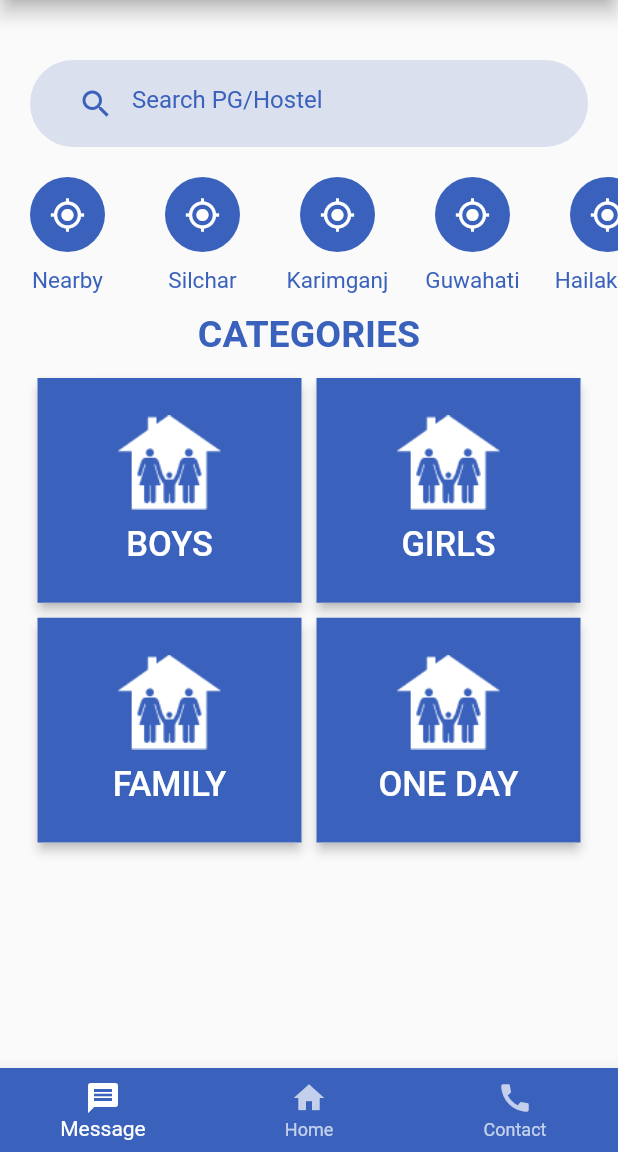
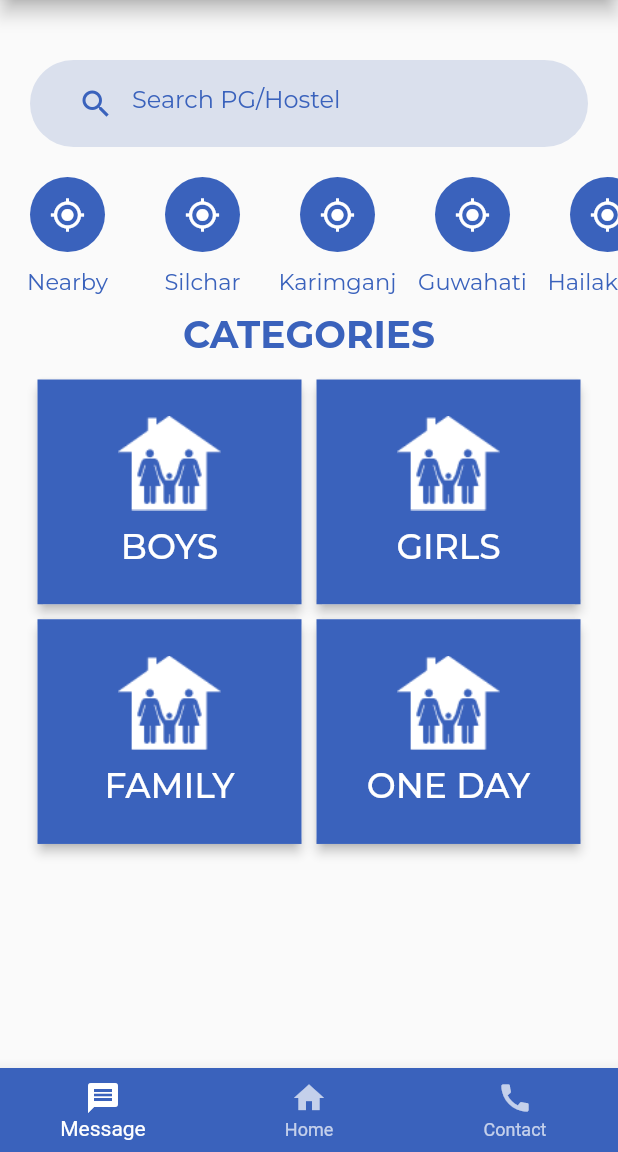
Before and after one commit to Minor-lazer/YOurHOme, a Flutter app: the screen it shows after launch, on a phone screen of 412 x 824 dp, the part 84-1236 px from its top. Run offline on Flutter 3.47's test engine with Material 2 defaults, Android fonts, the phone set to English and light mode, and no system bars; our stand-ins replace flutter_datetime_picker, font_awesome_flutter, google_fonts; missing offline and left inert: flutter_range_slider.

Commit message:
fixed fonts

```diff
--- a/lib/main.dart
+++ b/lib/main.dart
@@ -1,6 +1,7 @@
 import 'package:flutter/foundation.dart';
 import 'package:flutter/material.dart';
 import 'package:flutter/services.dart';
+import 'package:google_fonts/google_fonts.dart';
 // import 'package:yoho/screens/SearchScreen.dart';
 import './shared/dimensions.dart';
 import './shared/colors.dart';
@@ -118,7 +119,7 @@ Widget build(BuildContext context)
 
            ListTile(
            leading:IconButton(icon: Icon(Icons.account_circle,color:Primary,size:30.0), onPressed: null) ,
-           title: Text("My profile",style: TextStyle(color:Primary,fontSize: 20.0),),
+           title: Text("My profile",style: GoogleFonts.montserrat(color:Primary,fontSize: 20.0),),
 
             //Page routing
             onTap:(){
@@ -129,7 +130,7 @@ Widget build(BuildContext context)
           ),
            ListTile(
            leading:IconButton(icon: Icon(Icons.info,color:Primary,size:30.0), onPressed: null) ,
-           title: Text("About us",style: TextStyle(color:Primary,fontSize: 20.0),),
+           title: Text("About us",style: GoogleFonts.montserrat(color:Primary,fontSize: 20.0),),
 
             onTap:(){
                  Navigator.of(context).pop();
@@ -141,7 +142,7 @@ Widget build(BuildContext context)
 
            ListTile(
             leading:IconButton(icon: Icon(Icons.call,color:Primary,size:30.0), onPressed: null) ,
-           title: Text("Contact us",style: TextStyle(color:Primary,fontSize: 20.0),),
+           title: Text("Contact us",style: GoogleFonts.montserrat(color:Primary,fontSize: 20.0),),
 
             onTap:(){
                  Navigator.of(context).pop();
@@ -154,12 +155,12 @@ Widget build(BuildContext context)
 
            ListTile(
             leading:IconButton(icon: Icon(Icons.share,color:Primary,size:30.0), onPressed: null) ,
-           title: Text("Share",style: TextStyle(color:Primary,fontSize: 20.0),),
+           title: Text("Share",style: GoogleFonts.montserrat(color:Primary,fontSize: 20.0),),
           ),
 
           ListTile(
             leading:IconButton(icon: Icon(Icons.exit_to_app,color:Primary,size:30.0), onPressed: null) ,
-           title: Text("Sign out",style: TextStyle(color:Primary,fontSize: 20.0),
+           title: Text("Sign out",style: GoogleFonts.montserrat(color:Primary,fontSize: 20.0),
           ),
          ),
 
@@ -206,7 +207,7 @@ Widget build(BuildContext context)
                    Navigator.push(context, MaterialPageRoute(builder: (context)=>SearchScreen(value:search)));
                  },
                   autofocus: false,
-                  style:  TextStyle(color: Primary),
+                  style:  GoogleFonts.montserrat(color: Primary),
                    onChanged: (e)
                   {
 search=e;
@@ -228,7 +229,7 @@ search=e;
                   fillColor: Primary,
 
                   hintText:"Search PG/Hostel",
-                  hintStyle:TextStyle(color: Primary)
+                  hintStyle:GoogleFonts.montserrat(color: Primary)
                   ),
 
                 ),
@@ -270,7 +271,7 @@ Column(
 
  Padding(
    padding: const EdgeInsets.only(bottom:10.0),
-   child: Text("CATEGORIES",style: TextStyle(color:Primary,fontSize: 25,fontWeight: FontWeight.bold),),
+   child: Text("CATEGORIES",style: GoogleFonts.montserrat(color:Primary,fontSize: 25,fontWeight: FontWeight.bold),),
  ),
  // codes for cards(Boys PG,girls PG,Family PG and One time)
 Row(
--- a/lib/widgets/HostelCards.dart
+++ b/lib/widgets/HostelCards.dart
@@ -1,4 +1,5 @@
 import 'package:flutter/material.dart';
+import 'package:google_fonts/google_fonts.dart';
 import 'package:yoho/shared/dimensions.dart';
 import '../shared/colors.dart';
 class HostelCards extends StatelessWidget
@@ -25,7 +26,7 @@ mainAxisAlignment: MainAxisAlignment.center,
 
           Image.asset("assets/icons/$imgUrl",width:w(context)/6,fit:BoxFit.cover),
           SizedBox(height:10),
-       Text("$title",style: TextStyle(color:Colors.white,fontSize: fontSize,fontWeight: FontWeight.w500),),
+       Text("$title",style: GoogleFonts.montserrat(color:Colors.white,fontSize: fontSize,fontWeight: FontWeight.w500),),
         ],
       ),
     ),
--- a/lib/widgets/Location.dart
+++ b/lib/widgets/Location.dart
@@ -1,4 +1,5 @@
 import 'package:flutter/material.dart';
+import 'package:google_fonts/google_fonts.dart';
 import 'package:yoho/shared/dimensions.dart';
 import '../shared/colors.dart';
 class Location extends StatelessWidget
@@ -25,7 +26,7 @@ class Location extends StatelessWidget
          ),
          child: this.isIcon?Icon(icon,color: Colors.white,):Image.asset(this.imgUrl),
        ),
-       Text('${this.city}',style: TextStyle(color:Primary,fontSize: 15,)),
+       Text('${this.city}',style: GoogleFonts.montserrat(color:Primary,fontSize: 15,)),
      ],
    );
   }
```
Also changed, not shown: lib/screens/SearchScreen.dart (+5 -5 lines), lib/widgets/CardSearch.dart (+8 -5 lines).
